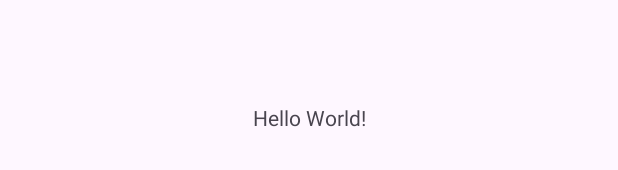
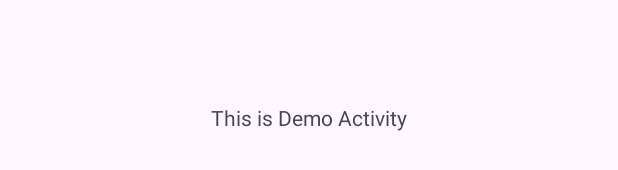
Before and after one commit to devkaterani8-crypto/ShelfLife, an Android app: the layout activity_main.xml on its own in the app's theme, with its tools: preview values and no code run, on a phone screen of 412 x 824 dp. Shown: the part 501-671 px from the top of the screen. Run offline under Robolectric (Android 15) with nearby library versions, the phone set to English and light mode, and no system bars.

Commit message:
changed the textview by pooja

```diff
--- a/app/src/main/res/layout/activity_main.xml
+++ b/app/src/main/res/layout/activity_main.xml
@@ -10,7 +10,7 @@
     <TextView
         android:layout_width="wrap_content"
         android:layout_height="wrap_content"
-        android:text="Hello World!"
+        android:text=" This is Demo Activity "
         app:layout_constraintBottom_toBottomOf="parent"
         app:layout_constraintEnd_toEndOf="parent"
         app:layout_constraintStart_toStartOf="parent"
```
